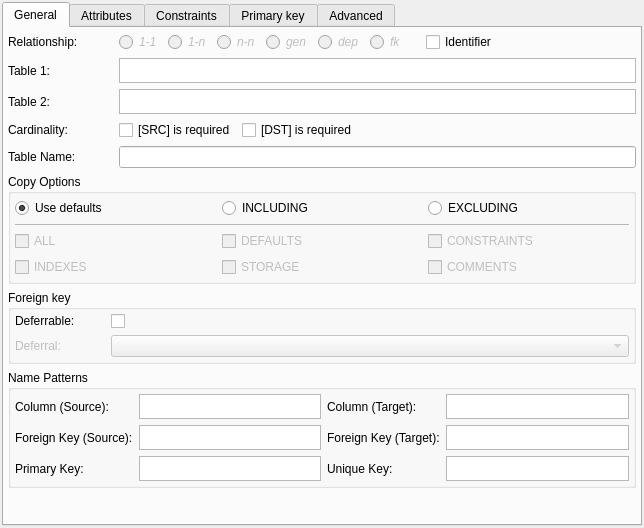
First picture: the form in libpgmodeler_ui/ui/relationshipwidget.ui, repository pgmodeler/pgmodeler, before the edit.
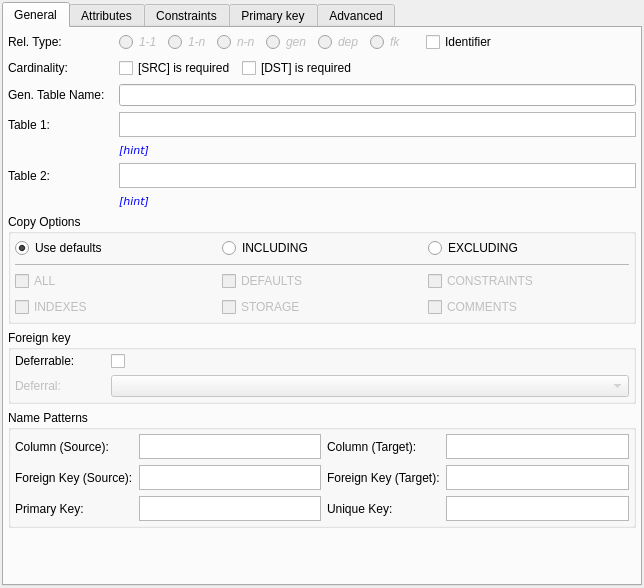
Second picture: the form after the edit.

Commit message: Relationship dialog enhanced. Now participant tables are described in what role they make part. (issue #373)

What changed in the file:
```diff
--- a/libpgmodeler_ui/ui/relationshipwidget.ui
+++ b/libpgmodeler_ui/ui/relationshipwidget.ui
@@ -7,7 +7,7 @@
     <x>0</x>
     <y>0</y>
     <width>644</width>
-    <height>528</height>
+    <height>588</height>
    </rect>
   </property>
   <property name="sizePolicy">
@@ -72,13 +72,6 @@
        <property name="spacing">
         <number>6</number>
        </property>
-       <item row="4" column="1" colspan="2">
-        <widget class="QLineEdit" name="relnn_tab_name_edt">
-         <property name="toolTip">
-          <string>Name of the table generated from many to many relationship</string>
-         </property>
-        </widget>
-       </item>
        <item row="0" column="0">
         <widget class="QLabel" name="rel_type_lbl">
          <property name="sizePolicy">
@@ -100,7 +93,7 @@
           </size>
          </property>
          <property name="text">
-          <string>Relationship:</string>
+          <string>Rel. Type:</string>
          </property>
         </widget>
        </item>
@@ -331,7 +324,7 @@
          </property>
         </widget>
        </item>
-       <item row="1" column="0">
+       <item row="3" column="0">
         <widget class="QLabel" name="ref_table_lbl">
          <property name="sizePolicy">
           <sizepolicy hsizetype="Preferred" vsizetype="Preferred">
@@ -356,7 +349,7 @@
          </property>
         </widget>
        </item>
-       <item row="1" column="1" colspan="2">
+       <item row="3" column="1" colspan="2">
         <widget class="QTextEdit" name="ref_table_txt">
          <property name="minimumSize">
           <size>
@@ -395,32 +388,7 @@
          </property>
         </widget>
        </item>
-       <item row="3" column="0">
-        <widget class="QLabel" name="card_lbl">
-         <property name="sizePolicy">
-          <sizepolicy hsizetype="Preferred" vsizetype="Preferred">
-           <horstretch>0</horstretch>
-           <verstretch>0</verstretch>
-          </sizepolicy>
-         </property>
-         <property name="minimumSize">
-          <size>
-           <width>0</width>
-           <height>0</height>
-          </size>
-         </property>
-         <property name="maximumSize">
-          <size>
-           <width>16777215</width>
-           <height>16777215</height>
-          </size>
-         </property>
-         <property name="text">
-          <string>Cardinality:</string>
-         </property>
-        </widget>
-       </item>
-       <item row="2" column="0">
+       <item row="6" column="0">
         <widget class="QLabel" name="recv_table_lbl">
          <property name="sizePolicy">
           <sizepolicy hsizetype="Preferred" vsizetype="Preferred">
@@ -445,35 +413,7 @@
          </property>
         </widget>
        </item>
-       <item row="4" column="0">
-        <widget class="QLabel" name="relnn_tab_name_lbl">
-         <property name="sizePolicy">
-          <sizepolicy hsizetype="Preferred" vsizetype="Preferred">
-           <horstretch>0</horstretch>
-           <verstretch>0</verstretch>
-          </sizepolicy>
-         </property>
-         <property name="minimumSize">
-          <size>
-           <width>0</width>
-           <height>0</height>
-          </size>
-         </property>
-         <property name="maximumSize">
-          <size>
-           <width>16777215</width>
-           <height>16777215</height>
-          </size>
-         </property>
-         <property name="toolTip">
-          <string>Name of the table generated from many to many relationship</string>
-         </property>
-         <property name="text">
-          <string>Table Name:</string>
-         </property>
-        </widget>
-       </item>
-       <item row="2" column="1" colspan="2">
+       <item row="6" column="1" colspan="2">
         <widget class="QTextEdit" name="recv_table_txt">
          <property name="minimumSize">
           <size>
@@ -512,37 +452,7 @@
          </property>
         </widget>
        </item>
-       <item row="3" column="1" colspan="2">
-        <layout class="QHBoxLayout" name="horizontalLayout_2">
-         <item>
-          <widget class="QCheckBox" name="table1_mand_chk">
-           <property name="sizePolicy">
-            <sizepolicy hsizetype="Fixed" vsizetype="Fixed">
-             <horstretch>0</horstretch>
-             <verstretch>0</verstretch>
-            </sizepolicy>
-           </property>
-           <property name="text">
-            <string>[SRC] is required</string>
-           </property>
-          </widget>
-         </item>
-         <item>
-          <widget class="QCheckBox" name="table2_mand_chk">
-           <property name="sizePolicy">
-            <sizepolicy hsizetype="Expanding" vsizetype="Fixed">
-             <horstretch>0</horstretch>
-             <verstretch>0</verstretch>
-            </sizepolicy>
-           </property>
-           <property name="text">
-            <string>[DST] is required</string>
-           </property>
-          </widget>
-         </item>
-        </layout>
-       </item>
-       <item row="7" column="0" colspan="3">
+       <item row="13" column="0" colspan="3">
         <widget class="QGroupBox" name="foreign_key_gb">
          <property name="sizePolicy">
           <sizepolicy hsizetype="Expanding" vsizetype="Fixed">
@@ -678,7 +588,7 @@
          </layout>
         </widget>
        </item>
-       <item row="6" column="0" colspan="3">
+       <item row="12" column="0" colspan="3">
         <widget class="QGroupBox" name="copy_options_grp">
          <property name="sizePolicy">
           <sizepolicy hsizetype="Preferred" vsizetype="Fixed">
@@ -823,7 +733,7 @@
          </layout>
         </widget>
        </item>
-       <item row="8" column="0" colspan="3">
+       <item row="14" column="0" colspan="3">
         <widget class="QGroupBox" name="name_patterns_grp">
          <property name="sizePolicy">
           <sizepolicy hsizetype="Preferred" vsizetype="Expanding">
@@ -1122,7 +1032,7 @@
          </layout>
         </widget>
        </item>
-       <item row="9" column="0">
+       <item row="15" column="0" colspan="3">
         <spacer name="verticalSpacer">
          <property name="orientation">
           <enum>Qt::Vertical</enum>
@@ -1135,6 +1045,228 @@
          </property>
         </spacer>
        </item>
+       <item row="7" column="1" colspan="2">
+        <widget class="QLabel" name="recv_tab_hint_lbl">
+         <property name="enabled">
+          <bool>true</bool>
+         </property>
+         <property name="sizePolicy">
+          <sizepolicy hsizetype="Expanding" vsizetype="Preferred">
+           <horstretch>0</horstretch>
+           <verstretch>0</verstretch>
+          </sizepolicy>
+         </property>
+         <property name="palette">
+          <palette>
+           <active>
+            <colorrole role="WindowText">
+             <brush brushstyle="SolidPattern">
+              <color alpha="255">
+               <red>0</red>
+               <green>0</green>
+               <blue>255</blue>
+              </color>
+             </brush>
+            </colorrole>
+           </active>
+           <inactive>
+            <colorrole role="WindowText">
+             <brush brushstyle="SolidPattern">
+              <color alpha="255">
+               <red>0</red>
+               <green>0</green>
+               <blue>255</blue>
+              </color>
+             </brush>
+            </colorrole>
+           </inactive>
+           <disabled>
+            <colorrole role="WindowText">
+             <brush brushstyle="SolidPattern">
+              <color alpha="255">
+               <red>117</red>
+               <green>114</green>
+               <blue>112</blue>
+              </color>
+             </brush>
+            </colorrole>
+           </disabled>
+          </palette>
+         </property>
+         <property name="font">
+          <font>
+           <family>DejaVu Sans</family>
+           <pointsize>8</pointsize>
+           <italic>true</italic>
+          </font>
+         </property>
+         <property name="text">
+          <string>[hint]</string>
+         </property>
+         <property name="textFormat">
+          <enum>Qt::PlainText</enum>
+         </property>
+         <property name="wordWrap">
+          <bool>true</bool>
+         </property>
+        </widget>
+       </item>
+       <item row="1" column="0">
+        <widget class="QLabel" name="card_lbl">
+         <property name="sizePolicy">
+          <sizepolicy hsizetype="Preferred" vsizetype="Preferred">
+           <horstretch>0</horstretch>
+           <verstretch>0</verstretch>
+          </sizepolicy>
+         </property>
+         <property name="minimumSize">
+          <size>
+           <width>0</width>
+           <height>0</height>
+          </size>
+         </property>
+         <property name="maximumSize">
+          <size>
+           <width>16777215</width>
+           <height>16777215</height>
+          </size>
+         </property>
+         <property name="text">
+          <string>Cardinality:</string>
+         </property>
+        </widget>
+       </item>
+       <item row="5" column="1" colspan="2">
+        <widget class="QLabel" name="ref_tab_hint_lbl">
+         <property name="enabled">
+          <bool>true</bool>
+         </property>
+         <property name="sizePolicy">
+          <sizepolicy hsizetype="Expanding" vsizetype="Preferred">
+           <horstretch>0</horstretch>
+           <verstretch>0</verstretch>
+          </sizepolicy>
+         </property>
+         <property name="palette">
+          <palette>
+           <active>
+            <colorrole role="WindowText">
+             <brush brushstyle="SolidPattern">
+              <color alpha="255">
+               <red>0</red>
+               <green>0</green>
+               <blue>255</blue>
+              </color>
+             </brush>
+            </colorrole>
+           </active>
+           <inactive>
+            <colorrole role="WindowText">
+             <brush brushstyle="SolidPattern">
+              <color alpha="255">
+               <red>0</red>
+               <green>0</green>
+               <blue>255</blue>
+              </color>
+             </brush>
+            </colorrole>
+           </inactive>
+           <disabled>
+            <colorrole role="WindowText">
+             <brush brushstyle="SolidPattern">
+              <color alpha="255">
+               <red>117</red>
+               <green>114</green>
+               <blue>112</blue>
+              </color>
+             </brush>
+            </colorrole>
+           </disabled>
+          </palette>
+         </property>
+         <property name="font">
+          <font>
+           <family>DejaVu Sans</family>
+           <pointsize>8</pointsize>
+           <italic>true</italic>
+          </font>
+         </property>
+         <property name="text">
+          <string>[hint]</string>
+         </property>
+         <property name="textFormat">
+          <enum>Qt::PlainText</enum>
+         </property>
+         <property name="wordWrap">
+          <bool>true</bool>
+         </property>
+        </widget>
+       </item>
+       <item row="1" column="1" colspan="2">
+        <layout class="QHBoxLayout" name="horizontalLayout_2">
+         <item>
+          <widget class="QCheckBox" name="table1_mand_chk">
+           <property name="sizePolicy">
+            <sizepolicy hsizetype="Fixed" vsizetype="Fixed">
+             <horstretch>0</horstretch>
+             <verstretch>0</verstretch>
+            </sizepolicy>
+           </property>
+           <property name="text">
+            <string>[SRC] is required</string>
+           </property>
+          </widget>
+         </item>
+         <item>
+          <widget class="QCheckBox" name="table2_mand_chk">
+           <property name="sizePolicy">
+            <sizepolicy hsizetype="Expanding" vsizetype="Fixed">
+             <horstretch>0</horstretch>
+             <verstretch>0</verstretch>
+            </sizepolicy>
+           </property>
+           <property name="text">
+            <string>[DST] is required</string>
+           </property>
+          </widget>
+         </item>
+        </layout>
+       </item>
+       <item row="2" column="0">
+        <widget class="QLabel" name="relnn_tab_name_lbl">
+         <property name="sizePolicy">
+          <sizepolicy hsizetype="Preferred" vsizetype="Preferred">
+           <horstretch>0</horstretch>
+           <verstretch>0</verstretch>
+          </sizepolicy>
+         </property>
+         <property name="minimumSize">
+          <size>
+           <width>0</width>
+           <height>0</height>
+          </size>
+         </property>
+         <property name="maximumSize">
+          <size>
+           <width>16777215</width>
+           <height>16777215</height>
+          </size>
+         </property>
+         <property name="toolTip">
+          <string>Name of the table generated from many to many relationship</string>
+         </property>
+         <property name="text">
+          <string>Gen. Table Name:</string>
+         </property>
+        </widget>
+       </item>
+       <item row="2" column="1" colspan="2">
+        <widget class="QLineEdit" name="relnn_tab_name_edt">
+         <property name="toolTip">
+          <string>Name of the table generated from many to many relationship</string>
+         </property>
+        </widget>
+       </item>
       </layout>
      </widget>
      <widget class="QWidget" name="tab_3">
```
Left out of the diff: 1 changed line with no effect on the pictures. The commit also changes 1 other file.
